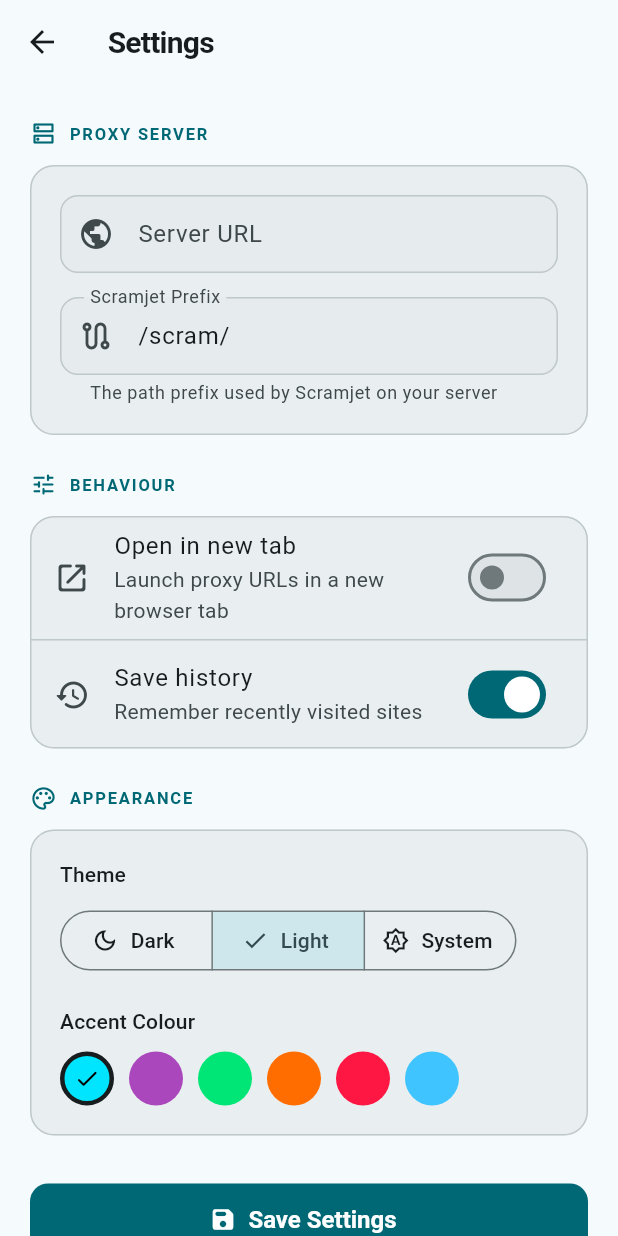
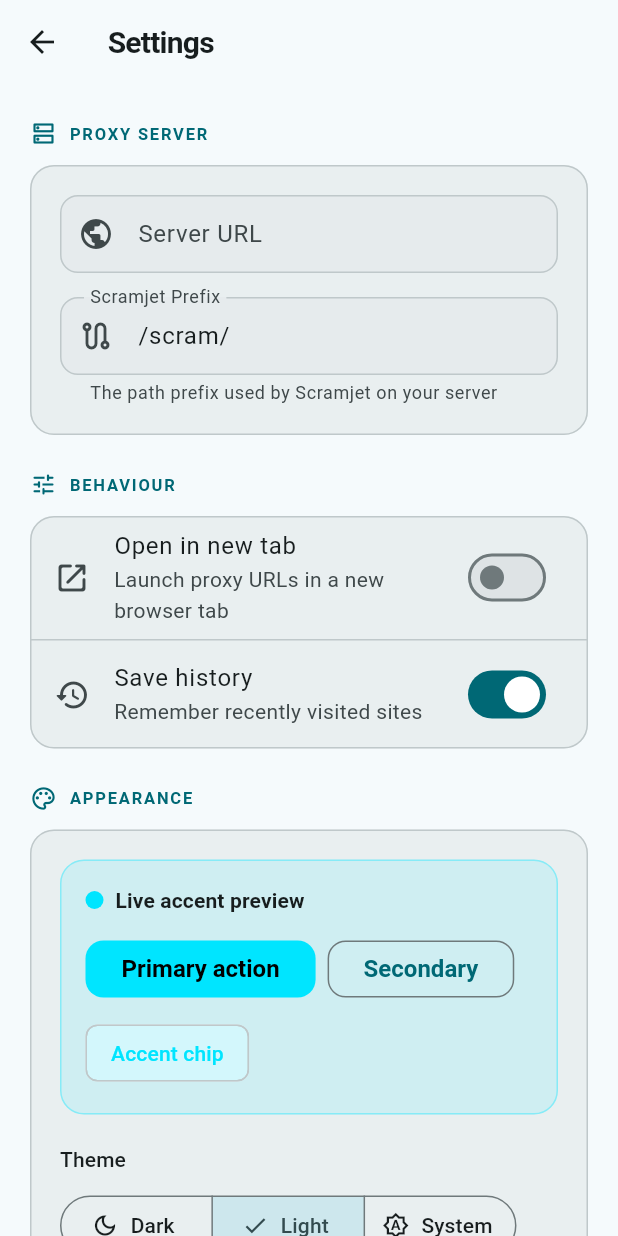
Before and after one commit to SillyLittleTech/JetVeil, a Flutter app: the SettingsScreen screen opened by its route, after a tap on "Light", on a phone screen of 412 x 824 dp. Run offline on Flutter 3.47's test engine with Material 3 defaults, Android fonts, the phone set to English and light mode, and no system bars; our stand-ins replace shared_preferences; accounts and stored records are empty.

Commit message:
Rework Bypass lists, Add Accent settings to UX

```diff
--- a/lib/screens/settings_screen.dart
+++ b/lib/screens/settings_screen.dart
@@ -180,6 +180,8 @@ class _SettingsScreenState extends State<SettingsScreen> {
                         child: Column(
                           crossAxisAlignment: CrossAxisAlignment.stretch,
                           children: [
+                            _AccentPreview(current: settings.accentColor),
+                            const SizedBox(height: 20),
                             _ThemeSelector(
                               current: settings.themeMode,
                               onChanged: (m) async {
@@ -281,6 +283,13 @@ class _AccentPicker extends StatelessWidget {
       crossAxisAlignment: CrossAxisAlignment.start,
       children: [
         Text('Accent Colour', style: theme.textTheme.labelLarge),
+        const SizedBox(height: 4),
+        Text(
+          'Choose the highlight colour used across JetVeil.',
+          style: theme.textTheme.bodySmall?.copyWith(
+            color: theme.colorScheme.onSurfaceVariant,
+          ),
+        ),
         const SizedBox(height: 10),
         Wrap(
           spacing: 10,
@@ -289,37 +298,118 @@ class _AccentPicker extends StatelessWidget {
             final selected = current.value == entry.value.value;
             return Tooltip(
               message: entry.key,
-              child: GestureDetector(
-                onTap: () => onChanged(entry.value),
-                child: AnimatedContainer(
+              child: ChoiceChip(
+                selected: selected,
+                onSelected: (_) => onChanged(entry.value),
+                label: Text(entry.key),
+                avatar: AnimatedContainer(
                   duration: const Duration(milliseconds: 200),
-                  width: 36,
-                  height: 36,
+                  width: 14,
+                  height: 14,
                   decoration: BoxDecoration(
                     color: entry.value,
                     shape: BoxShape.circle,
-                    border: selected
-                        ? Border.all(
-                            color: theme.colorScheme.onSurface,
-                            width: 3,
-                          )
-                        : null,
+                    border: Border.all(
+                      color: selected
+                          ? theme.colorScheme.onSurface
+                          : theme.colorScheme.outlineVariant,
+                      width: 1,
+                    ),
                   ),
-                  child: selected
-                      ? Icon(Icons.check_rounded,
-                          size: 18,
-                          color: ThemeData.estimateBrightnessForColor(
-                                      entry.value) ==
-                                  Brightness.dark
-                              ? Colors.white
-                              : Colors.black)
-                      : null,
+                ),
+                labelStyle: theme.textTheme.labelMedium?.copyWith(
+                  fontWeight: FontWeight.w600,
+                ),
+                showCheckmark: false,
+                selectedColor: theme.colorScheme.primaryContainer,
+                backgroundColor: theme.colorScheme.surfaceContainerHighest,
+                side: BorderSide(
+                  color: selected
+                      ? theme.colorScheme.primary
+                      : theme.colorScheme.outlineVariant,
+                ),
+                shape: RoundedRectangleBorder(
+                  borderRadius: BorderRadius.circular(999),
                 ),
               ),
             );
           }).toList(),
         ),
       ],
+    );
+  }
+}
+
+class _AccentPreview extends StatelessWidget {
+  const _AccentPreview({required this.current});
+
+  final Color current;
+
+  @override
+  Widget build(BuildContext context) {
+    final theme = Theme.of(context);
+    final onAccent = ThemeData.estimateBrightnessForColor(current) ==
+            Brightness.dark
+        ? Colors.white
+        : Colors.black;
+
+    return Container(
+      padding: const EdgeInsets.all(16),
+      decoration: BoxDecoration(
+        color: current.withAlpha(28),
+        borderRadius: BorderRadius.circular(16),
+        border: Border.all(color: current.withAlpha(90)),
+      ),
+      child: Column(
+        crossAxisAlignment: CrossAxisAlignment.start,
+        children: [
+          Row(
+            children: [
+              Container(
+                width: 12,
+                height: 12,
+                decoration: BoxDecoration(
+                  color: current,
+                  shape: BoxShape.circle,
+                ),
+              ),
+              const SizedBox(width: 8),
+              Text(
+                'Live accent preview',
+                style: theme.textTheme.labelLarge?.copyWith(
+                  fontWeight: FontWeight.w700,
+                ),
+              ),
+            ],
+          ),
+          const SizedBox(height: 12),
+          Wrap(
+            spacing: 8,
+            runSpacing: 8,
+            children: [
+              FilledButton(
+                onPressed: () {},
+                style: FilledButton.styleFrom(
+                  backgroundColor: current,
+                  foregroundColor: onAccent,
+                  minimumSize: const Size(0, 38),
+                ),
+                child: const Text('Primary action'),
+              ),
+              OutlinedButton(
+                onPressed: () {},
+                style: OutlinedButton.styleFrom(minimumSize: const Size(0, 38)),
+                child: const Text('Secondary'),
+              ),
+              Chip(
+                label: const Text('Accent chip'),
+                backgroundColor: current.withAlpha(35),
+                labelStyle: TextStyle(color: current),
+              ),
+            ],
+          ),
+        ],
+      ),
     );
   }
 }
```
Also changed, not shown: 4 other files.
